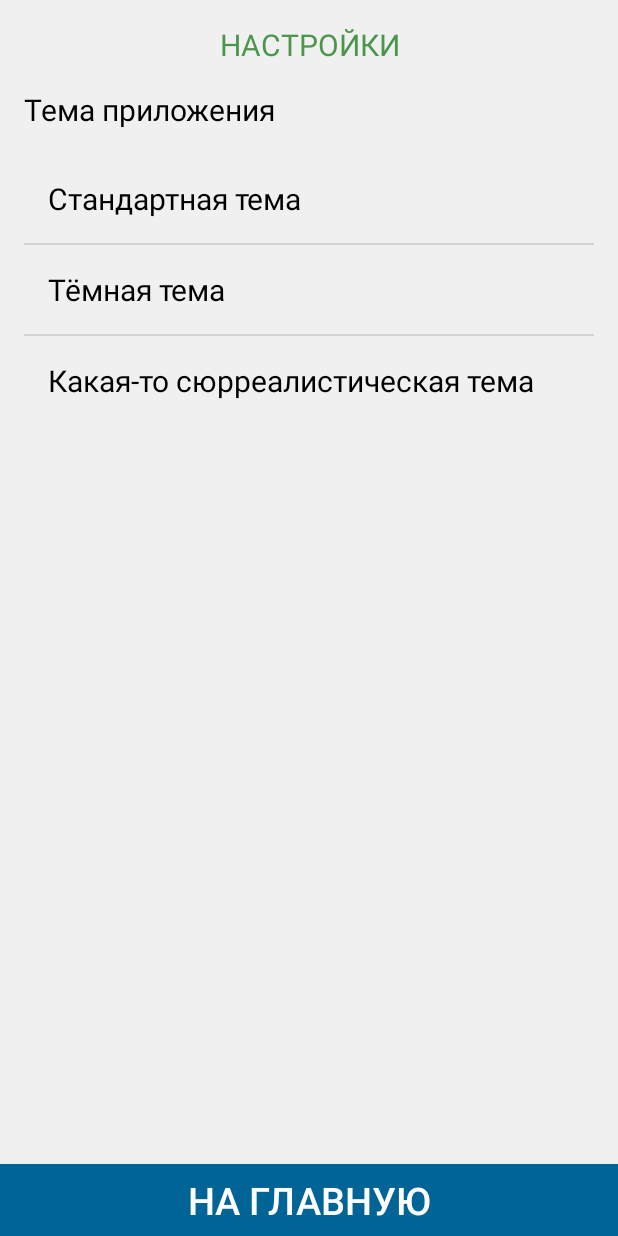
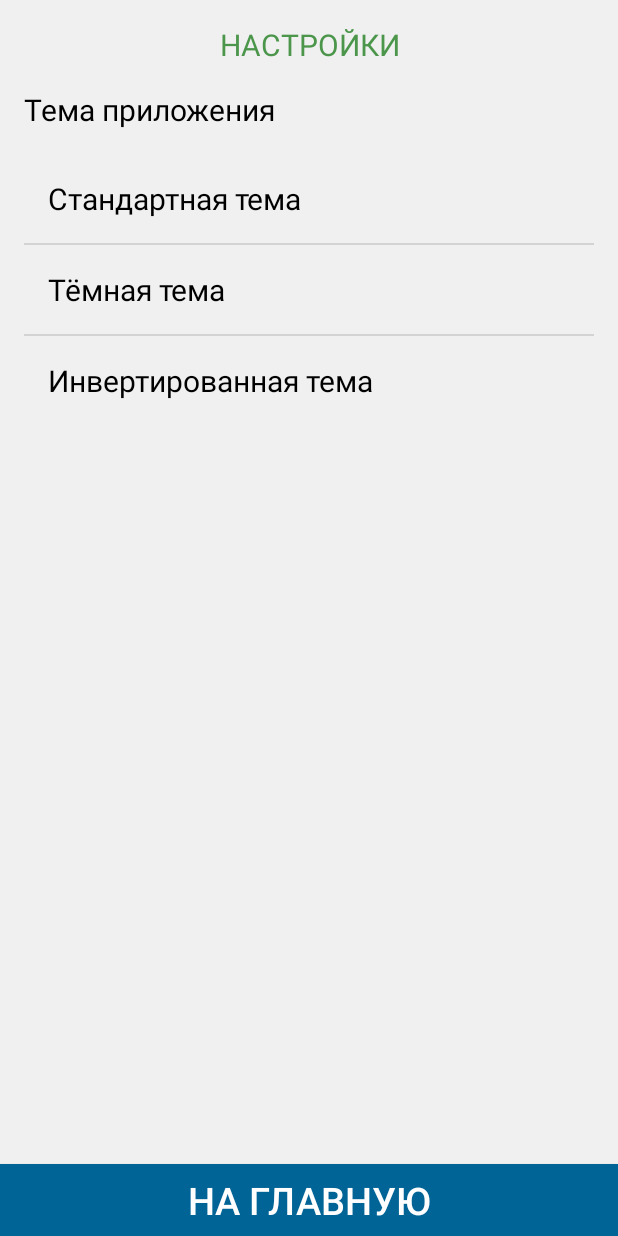
Before and after one commit to OSLL/sirius20-android, an Android app: the MenuSetup screen opened directly, with no data from a screen before it, after a tap on "Стандартная тема", on a phone screen of 412 x 824 dp. Run offline under Robolectric (Android 15) with nearby library versions, the phone set to English and light mode, and no system bars.

Commit message:
fix and reload

```diff
--- a/app/src/main/java/com/makentoshe/mathworks/MenuSetup.kt
+++ b/app/src/main/java/com/makentoshe/mathworks/MenuSetup.kt
@@ -10,17 +10,20 @@ import kotlinx.android.synthetic.main.layout_setup.*
 
 class MenuSetup : AppCompatActivity() {
     override fun onCreate(savedInstanceState: Bundle?) {
-        setTheme(PreferenceManager.getDefaultSharedPreferences(applicationContext).getInt("themeid",R.style.AppTheme))
+        setTheme(PreferenceManager.getDefaultSharedPreferences(applicationContext).getInt("themeid", R.style.AppTheme))
         super.onCreate(savedInstanceState)
         setContentView(R.layout.layout_setup)
-        val themeArray= arrayOf(getString(R.string.theme_apptheme), getString(R.string.theme_darktheme),getString(R.string.theme_inverttheme))
-        val linksTheme= mapOf(getString(R.string.theme_apptheme) to R.style.AppTheme, getString(R.string.theme_darktheme) to R.style.DarkTheme,getString(R.string.theme_inverttheme) to R.style.InvertTheme)
+        val themeArray= arrayOf(getString(R.string.theme_apptheme), getString(R.string.theme_darktheme), getString(R.string.theme_inverttheme))
+        val linksTheme= mapOf(getString(R.string.theme_apptheme) to R.style.AppTheme, getString(R.string.theme_darktheme) to R.style.DarkTheme, getString(R.string.theme_inverttheme) to R.style.InvertTheme)
         val adapt= ArrayAdapter<String>(this, R.layout.list_simple_element, R.id.list_content, themeArray)
         var t=0
         list_theme.adapter=adapt
         list_theme.setOnItemClickListener { _, _, position, _ ->
             linksTheme[themeArray[position]]?.let { application.setTheme(it) }
-            PreferenceManager.getDefaultSharedPreferences(applicationContext).edit().putInt("themeid", linksTheme[themeArray[position]] ?: error("")).apply()
+            PreferenceManager.getDefaultSharedPreferences(applicationContext).edit().putInt("themeid", linksTheme[themeArray[position]]
+                    ?: error("")).apply()
+            finish()
+            startActivity(intent)
         }
         continueButtonTask.setOnClickListener {
             startActivity(Intent(this, MainActivity::class.java))
--- a/app/src/main/java/com/makentoshe/mathworks/ZoneDeriv/DerivAct5Activity.kt
+++ b/app/src/main/java/com/makentoshe/mathworks/ZoneDeriv/DerivAct5Activity.kt
@@ -144,7 +144,7 @@ class DerivAct5Activity : AppCompatActivity() {
                                 "-sin x" -> {LineGraphSeries(Array(1000){ i->DataPoint(i.toDouble()/100-5.0,cos(i.toDouble()/100-5.0)-1.0)})}
                                 else -> {LineGraphSeries(Array(1000){ i->DataPoint(i.toDouble()/100-5.0,-sin(i.toDouble()/100-5.0))})}
                             }
-                            val series2= PointsGraphSeries<DataPoint>(arrayOf(DataPoint(0.0,0.0))); series2.size=10.0F; series2.color= Color.BLACK
+                            val series2= PointsGraphSeries<DataPoint>(arrayOf(DataPoint(0.0,0.0))); series2.size=10.0F; series2.color= Color.RED
                             addSeries(series1)
                             addSeries(series2)
                         }
--- a/app/src/main/res/layout/layout_act_tasks_graph.xml
+++ b/app/src/main/res/layout/layout_act_tasks_graph.xml
@@ -179,6 +179,7 @@
                     android:layout_width="match_parent"
                     android:layout_height="wrap_content"
                     android:foregroundTint="?attr/colorOnBackground"
+                    android:buttonTint="?attr/colorOnBackground"
                     android:text="@string/filler"
                     android:textColor="?attr/colorOnBackground" />
             </RadioGroup>
--- a/app/src/main/res/values/strings.xml
+++ b/app/src/main/res/values/strings.xml
@@ -242,6 +242,5 @@
     <string name="theme_name">Тема приложения</string>
     <string name="theme_apptheme">Стандартная тема</string>
     <string name="theme_darktheme">Тёмная тема</string>
-    <string name="theme_inverttheme">Какая-то сюрреалистическая тема</string>
-    <string name="preferenced_theme">AppTheme</string>
+    <string name="theme_inverttheme">Инвертированная тема</string>
 </resources>
```
